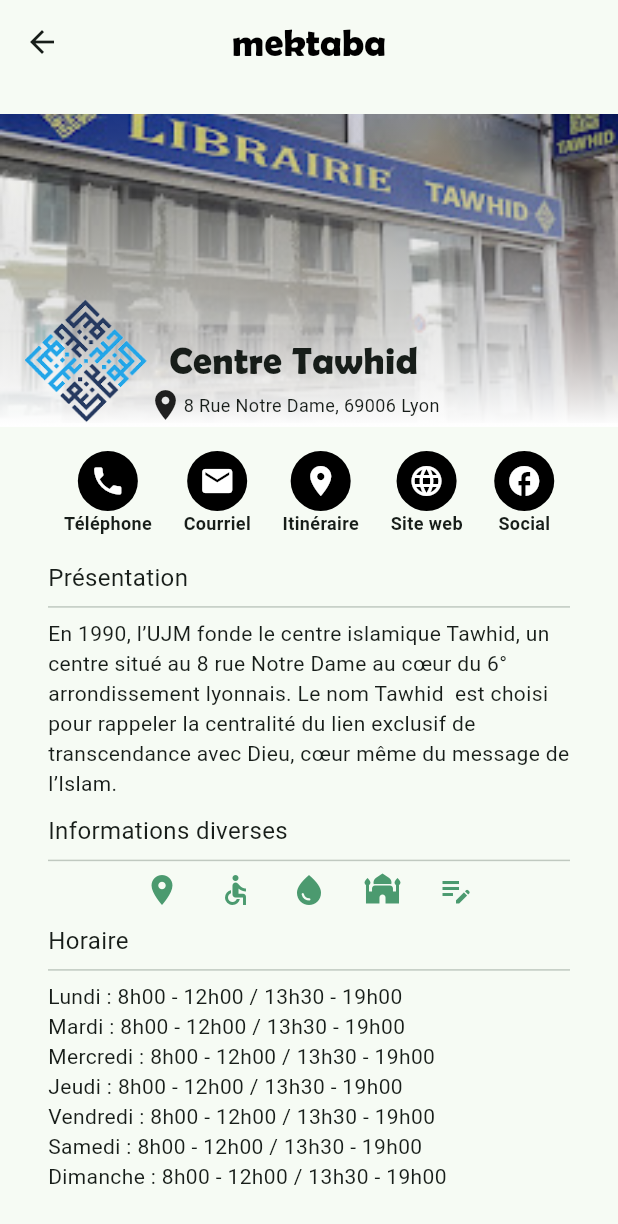
After one commit to Mackytall/mektaba-project, a Flutter app: the MektabaDetail screen opened directly, on a phone screen of 412 x 824 dp. The commit adds this screen. Shown: the top 1224 px of the screen. Run offline on Flutter 3.47's test engine with Material 2 defaults, Android fonts, the light colour scheme and no system bars; our stand-ins replace animated_text_kit, auto_size_text, flutter_svg, font_awesome_flutter, geocoding; missing offline and left inert: map_launcher.

Commit message:
feat mektaba detail page

```diff
--- /dev/null
+++ b/lib/pages/mektabas/mektaba_detail.dart
@@ -0,0 +1,175 @@
+import 'package:flutter/cupertino.dart';
+import 'package:flutter/material.dart';
+import 'package:test/widget/app_bar_builder.dart';
+import 'package:test/widget/mektaba_icon.dart';
+
+class MektabaDetail extends StatelessWidget {
+  var _screenSize;
+  @override
+  Widget build(BuildContext context) {
+    _screenSize = MediaQuery.of(context).size;
+    return Scaffold(
+      appBar: AppBarBuilder(),
+      body: SingleChildScrollView(
+        child: Center(
+          child: Container(
+            child: Column(mainAxisSize: MainAxisSize.max, children: [
+              const SizedBox(height: 20),
+// First block
+              Stack(
+                children: <Widget>[
+                  Container(
+                    height: _screenSize.height / 4,
+                    decoration: BoxDecoration(
+                      image: const DecorationImage(
+                        image: AssetImage(
+                          'assets/pictures/mektaba_tawhid.jpg',
+                        ),
+                        fit: BoxFit.cover,
+                      ),
+                      border: null,
+                    ),
+                  ),
+                  Container(
+                    height: MediaQuery.of(context).size.height / 3.95,
+                    decoration: BoxDecoration(
+                        gradient: LinearGradient(
+                            begin: FractionalOffset.topCenter,
+                            end: FractionalOffset.bottomCenter,
+                            colors: [
+                          Colors.grey.withOpacity(0.0),
+                          Colors.white,
+                        ],
+                            stops: [
+                          0.0,
+                          1.0
+                        ])),
+                  ),
+                  Container(
+                    alignment: Alignment.bottomCenter,
+                    // color: Colors.red,
+                    height: MediaQuery.of(context).size.height / 4,
+                    child: Row(
+                      crossAxisAlignment: CrossAxisAlignment.end,
+                      children: [
+                        Container(
+                            padding: EdgeInsets.only(left: 16),
+                            child: Image.asset(
+                              "assets/pictures/logo_tawhid.png",
+                              height: _screenSize.height / 10,
+                            )),
+                        Container(
+                          height: _screenSize.height / 10,
+                          child: Column(
+                            mainAxisAlignment: MainAxisAlignment.end,
+                            mainAxisSize: MainAxisSize.min,
+                            children: [
+                              Text(
+                                "Centre Tawhid",
+                                style: TextStyle(
+                                  fontFamily: 'Berlin',
+                                  fontSize: 25,
+                                ),
+                              ),
+                              Row(
+                                children: [
+                                  Icon(Icons.location_on),
+                                  Text("8 Rue Notre Dame, 69006 Lyon",
+                                      style: TextStyle(fontSize: 12),
+                                      textAlign: TextAlign.left),
+                                ],
+                              ),
+                            ],
+                          ),
+                        )
+                      ],
+                    ),
+                  ),
+                ],
+              ),
+              // const SizedBox(height: 10),
+
+// Icon row
+              Container(
+                  padding: EdgeInsets.symmetric(vertical: 16, horizontal: 32),
+                  child: Row(
+                    mainAxisAlignment: MainAxisAlignment.spaceAround,
+                    children: [
+                      MektabaIcon(icon: Icons.phone, description: "Téléphone"),
+                      MektabaIcon(icon: Icons.mail, description: "Courriel"),
+                      MektabaIcon(
+                          icon: Icons.location_on, description: "Itinéraire"),
+                      MektabaIcon(
+                          icon: Icons.language, description: "Site web"),
+                      MektabaIcon(
+                          icon: Icons.facebook_rounded, description: "Social"),
+                    ],
+                  )),
+
+              Container(
+                width: _screenSize.width,
+                padding: EdgeInsets.symmetric(horizontal: 32),
+                child: Column(
+                  crossAxisAlignment: CrossAxisAlignment.start,
+                  children: [
+                    Text("Présentation",
+                    style: TextStyle(fontSize: 16)),
+                    Divider(),
+                    Text(
+                        "En 1990, l’UJM fonde le centre islamique Tawhid, un centre situé au 8 rue Notre Dame au cœur du 6° arrondissement lyonnais. Le nom Tawhid  est choisi pour rappeler la centralité du lien exclusif de transcendance avec Dieu, cœur même du message de l’Islam."),
+                    const SizedBox(
+                      height: 10,
+                    ),
+                    Text("Informations diverses",
+                    style: TextStyle(fontSize: 16)),
+                    Divider(),
+                    Container(
+                        padding: EdgeInsets.symmetric(horizontal: 64),
+                        child: Row(
+                          mainAxisAlignment: MainAxisAlignment.spaceBetween,
+                          children: [
+                            Icon(
+                              Icons.location_on,
+                              color: Color(0xFF4B9A6F),
+                            ),
+                            Icon(
+                              Icons.accessible,
+                              color: Color(0xFF4B9A6F),
+                            ),
+                            Icon(
+                              Icons.water_drop,
+                              color: Color(0xFF4B9A6F),
+                            ),
+                            Icon(
+                              Icons.mosque,
+                              color: Color(0xFF4B9A6F),
+                            ),
+                            Icon(
+                              Icons.edit_note,
+                              color: Color(0xFF4B9A6F),
+                            ),
+                          ],
+                        )),
+                    const SizedBox(
+                      height: 10,
+                    ),
+                    Text("Horaire",
+                    style: TextStyle(fontSize: 16)),
+                    Divider(),
+                    Text("Lundi : 8h00 - 12h00 / 13h30 - 19h00"),
+                    Text("Mardi : 8h00 - 12h00 / 13h30 - 19h00"),
+                    Text("Mercredi : 8h00 - 12h00 / 13h30 - 19h00"),
+                    Text("Jeudi : 8h00 - 12h00 / 13h30 - 19h00"),
+                    Text("Vendredi : 8h00 - 12h00 / 13h30 - 19h00"),
+                    Text("Samedi : 8h00 - 12h00 / 13h30 - 19h00"),
+                    Text("Dimanche : 8h00 - 12h00 / 13h30 - 19h00"),
+                  ],
+                ),
+              )
+            ]),
+          ),
+        ),
+      ),
+    );
+  }
+}
--- a/lib/pages/mektabas/mektaba_main_screen.dart
+++ b/lib/pages/mektabas/mektaba_main_screen.dart
@@ -1,6 +1,7 @@
 import 'package:flutter/material.dart';
 import 'package:test/pages/books/book_consultation.dart';
 import 'package:test/pages/login.dart';
+import 'package:test/pages/mektabas/mektaba_detail.dart';
 import 'package:test/pages/splash_screen.dart';
 import 'package:test/widget/app_bar_builder.dart';
 import '../../../data/mektaba_data.dart';
@@ -102,8 +103,17 @@
                 children: [
                   Padding(
                       padding: EdgeInsets.only(right: 16),
-                      child: Image.asset(mektabas[0].logo,
-                          height: 100, width: 100, fit: BoxFit.fitHeight)),
+                      child: GestureDetector(
+                        onTap: () {
+                        Navigator.push(
+                          context,
+                          MaterialPageRoute(
+                              builder: (context) =>  MektabaDetail()),
+                        );
+                      },
+                      child:
+                      Image.asset(mektabas[0].logo,
+                          height: 100, width: 100, fit: BoxFit.fitHeight))),
                   Expanded(
                       child: Column(
                         crossAxisAlignment: CrossAxisAlignment.start,
--- /dev/null
+++ b/lib/widget/mektaba_icon.dart
@@ -0,0 +1,33 @@
+import 'package:flutter/material.dart';
+
+class MektabaIcon extends StatelessWidget {
+  final IconData icon;
+  final String description;
+
+  MektabaIcon({
+    required this.icon,
+    required this.description,
+  });
+
+  @override
+  Widget build(BuildContext context) {
+    return Column(
+      children: [
+        Container(
+          padding: EdgeInsets.all(8),
+          decoration: BoxDecoration(
+              color: Colors.black, borderRadius: BorderRadius.circular(50)),
+          // color: Colors.black,
+          child: Icon(
+            icon,
+            color: Colors.white,
+          ),
+        ),
+        Text(
+          description,
+          style: TextStyle(fontWeight: FontWeight.bold, fontSize: 12),
+        )
+      ],
+    );
+  }
+}
--- a/lib/widget/textField.dart
+++ b/lib/widget/textField.dart
@@ -1,6 +1,5 @@
 import 'package:flutter/cupertino.dart';
 import 'package:flutter/material.dart';
-import '../models/book.dart';
 
 
 class SetTextField extends StatelessWidget {
--- a/pubspec.yaml
+++ b/pubspec.yaml
@@ -70,6 +70,7 @@
     - assets/pictures/event.jpg
     - assets/pictures/wajiz.jpg
     - assets/pictures/login_image.jpg
+    - assets/pictures/mektaba_tawhid.jpg
   #   - images/a_dot_ham.jpeg
 
   # An image asset can refer to one or more resolution-specific "variants", see
```
Also changed, not shown: assets/pictures/logo_tawhid.png, assets/pictures/mektaba_tawhid.jpg (added).
